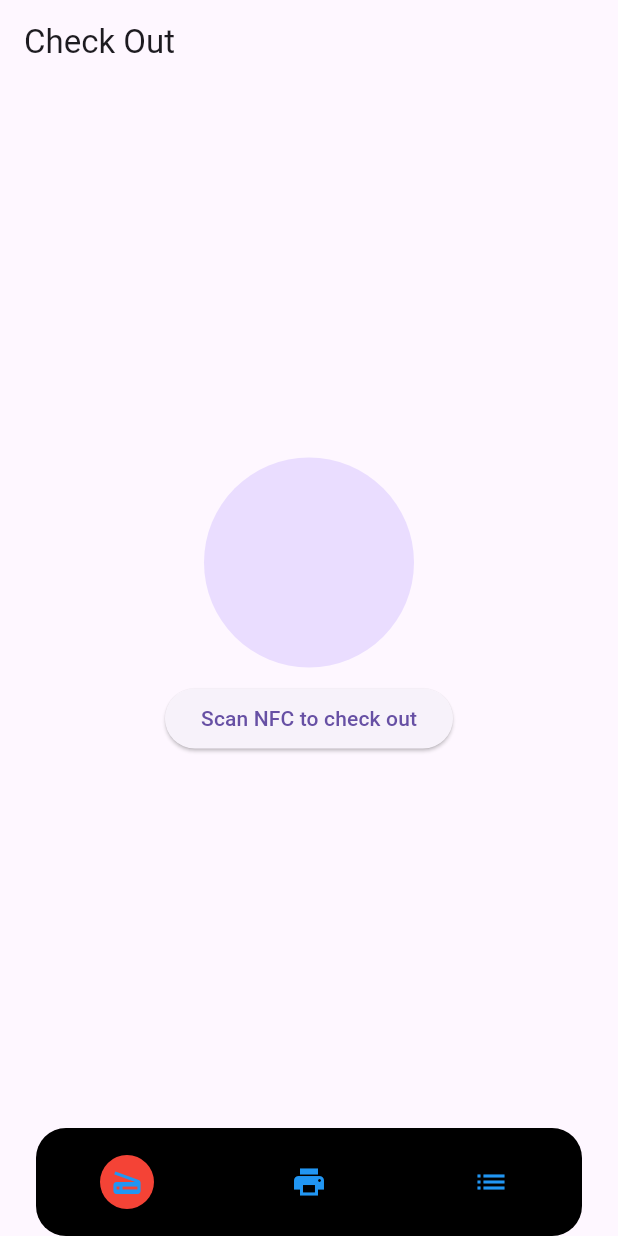
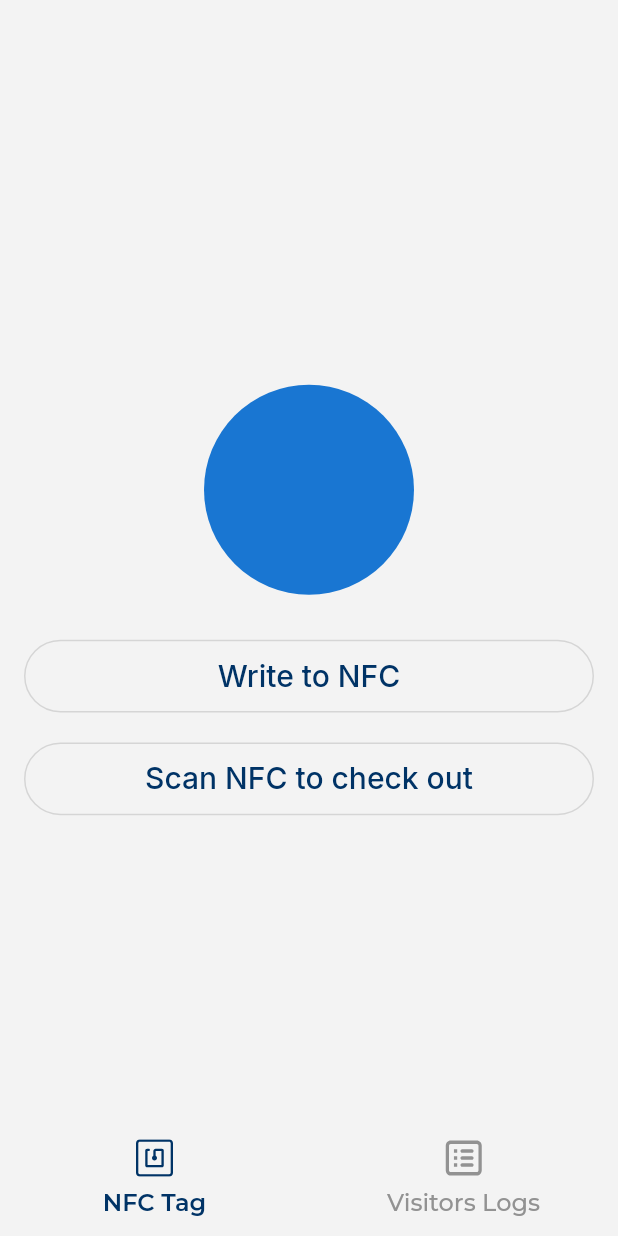
Before and after one commit to Kellytomi/HNG_CheckNGo, a Flutter app: the screen it shows after launch, on a phone screen of 412 x 824 dp. Run offline on Flutter 3.47's test engine with Material 3 defaults, Android fonts, the phone set to English and light mode, and no system bars; our stand-ins replace csv, flutter_svg, google_fonts, isar; missing offline and left inert: nfc_manager; accounts and stored records are empty; generated files the repository leaves out were written again.

Commit message:
add tab bar

```diff
--- a/lib/main.dart
+++ b/lib/main.dart
@@ -2,8 +2,9 @@ import 'package:checkngo/src/models/visitor_cache_model.dart';
 import 'package:checkngo/src/services/db_service.dart';
 import 'package:checkngo/src/services/nfc_service.dart';
 import 'package:checkngo/src/services/visitors_service.dart';
+import 'package:checkngo/src/utils/app_theme.dart';
 import 'package:checkngo/src/views/check_in_page.dart';
-import 'package:checkngo/src/views/home_page.dart';
+import 'package:checkngo/src/views/tab_page.dart';
 import 'package:checkngo/src/views/visitors_logs_page.dart';
 import 'package:checkngo/src/views/check_out_page.dart';
 import 'package:flutter/material.dart';
@@ -45,9 +46,9 @@ class MainApp extends StatelessWidget {
         ),
       ],
       child: MaterialApp(
-        home: const HomePage(),
+        theme: AppTheme.lightTheme,
+        home: const TabPage(),
         routes: {
-          '/home': (_) => const HomePage(),
           '/nfc-read': (_) => const CheckOutPage(),
           '/create-visitor': (_) => const CheckInPage(),
           '/manage-visitor': (_) => const VisitorsLogsPage(),
--- /dev/null
+++ b/lib/src/utils/app_theme.dart
@@ -0,0 +1,88 @@
+import 'package:checkngo/src/utils/colors.dart';
+import 'package:flutter/material.dart';
+import 'package:google_fonts/google_fonts.dart';
+
+class AppTheme {
+  static ThemeData get lightTheme {
+    return ThemeData(
+      useMaterial3: false,
+      scaffoldBackgroundColor: kBGColor,
+      appBarTheme: const AppBarTheme().copyWith(
+        elevation: 0.0,
+        color: kBGColor,
+        iconTheme: const IconThemeData(color: Colors.black),
+        centerTitle: true,
+        titleTextStyle: GoogleFonts.montserrat(
+          color: kFontColor1,
+          fontWeight: FontWeight.w600,
+          fontSize: 24.0,
+        ),
+      ),
+      outlinedButtonTheme: OutlinedButtonThemeData(
+        style: ButtonStyle(
+          elevation: WidgetStateProperty.all(0.0),
+          backgroundColor: WidgetStateProperty.all(Colors.transparent),
+          foregroundColor: WidgetStateProperty.all(kPrimaryColor),
+          shape: WidgetStateProperty.all(
+            RoundedRectangleBorder(
+              side: const BorderSide(color: kPrimaryColor, width: 2.0),
+              borderRadius: BorderRadius.circular(32.0),
+            ),
+            // OutlinedBorder(
+            //     borderSide: const BorderSide(color: kPrimaryColor),
+            //     borderRadius: BorderRadius.circular(32.0)),
+          ),
+          minimumSize: WidgetStateProperty.all(
+            const Size(double.infinity, 48.52),
+          ),
+          textStyle: WidgetStateProperty.all(
+            GoogleFonts.inter(
+              fontSize: 20.0,
+              color: kPrimaryColor,
+              fontWeight: FontWeight.w500,
+            ),
+          ),
+        ),
+      ),
+      elevatedButtonTheme: ElevatedButtonThemeData(
+        style: ButtonStyle(
+          elevation: WidgetStateProperty.all(0.0),
+          backgroundColor: WidgetStateProperty.all(kPrimaryColor),
+          foregroundColor: WidgetStateProperty.all(Colors.white),
+          shape: WidgetStateProperty.all(
+            RoundedRectangleBorder(borderRadius: BorderRadius.circular(32.0)),
+          ),
+          minimumSize: WidgetStateProperty.all(
+            const Size(double.infinity, 48.52),
+          ),
+          textStyle: WidgetStateProperty.all(
+            GoogleFonts.inter(
+              fontSize: 20.0,
+              color: Colors.white,
+              fontWeight: FontWeight.w500,
+            ),
+          ),
+        ),
+      ),
+      navigationBarTheme: NavigationBarThemeData(
+        elevation: 0.0,
+        backgroundColor: kBGColor,
+        indicatorColor: Colors.transparent,
+        labelTextStyle: WidgetStateTextStyle.resolveWith((state) {
+          if (state.contains(WidgetState.selected)) {
+            return GoogleFonts.montserrat(
+              fontSize: 16.0,
+              color: kPrimaryColor,
+              fontWeight: FontWeight.w600,
+            );
+          }
+          return GoogleFonts.montserrat(
+            fontSize: 16.0,
+            color: kOnSurfaceColor,
+            fontWeight: FontWeight.w500,
+          );
+        }),
+      ),
+    );
+  }
+}
--- /dev/null
+++ b/lib/src/utils/colors.dart
@@ -0,0 +1,7 @@
+import 'dart:ui';
+
+const kBGColor = Color(0xFFF3F3F3);
+const kPrimaryColor = Color(0xFF003366);
+const kSurfaceColor = Color(0xFFF2F2F2);
+const kOnSurfaceColor = Color(0xFF929292);
+const kFontColor1 = Color(0xFF191919);
--- a/lib/src/views/check_in_page.dart
+++ b/lib/src/views/check_in_page.dart
@@ -15,6 +15,7 @@ class _CheckInPageState extends State<CheckInPage> {
   late TextEditingController _nameController;
   late TextEditingController _phoneController;
   late TextEditingController _emailController;
+  late TextEditingController _visitReason;
 
   @override
   void initState() {
@@ -22,6 +23,7 @@ class _CheckInPageState extends State<CheckInPage> {
     _nameController = TextEditingController();
     _phoneController = TextEditingController();
     _emailController = TextEditingController();
+    _visitReason = TextEditingController();
   }
 
   @override
@@ -29,6 +31,7 @@ class _CheckInPageState extends State<CheckInPage> {
     _nameController.dispose();
     _phoneController.dispose();
     _emailController.dispose();
+    _visitReason.dispose();
     super.dispose();
   }
 
@@ -66,18 +69,21 @@ class _CheckInPageState extends State<CheckInPage> {
                 },
               ),
               // const SizedBox(height: 10.0),
-              // TextFormField(
-              //   controller: _emailController,
-              //   keyboardType: TextInputType.emailAddress,
-              //   decoration: const InputDecoration(labelText: 'Email'),
-              //   validator: (val) {
-              //     if (val == null || val.isEmpty) {
-              //       return 'Please enter a valid email';
-              //     }
-              //     return null;
-              //   },
-              // ),
+              TextFormField(
+                controller: _emailController,
+                keyboardType: TextInputType.emailAddress,
+                decoration:
+                    const InputDecoration(labelText: 'Email (Optional)'),
+              ),
               const SizedBox(height: 20.0),
+
+              TextFormField(
+                controller: _visitReason,
+                keyboardType: TextInputType.text,
+                decoration: const InputDecoration(
+                    labelText: 'Reason for visit (Optional)'),
+              ),
+              const SizedBox(height: 50.0),
               ElevatedButton(
                 onPressed: () async {
                   final validated = _formKey.currentState?.validate() ?? false;
@@ -89,6 +95,7 @@ class _CheckInPageState extends State<CheckInPage> {
                       name: _nameController.text,
                       phone: _phoneController.text,
                       email: _emailController.text,
+                      visitReason: _visitReason.text,
                     );
                     if (!context.mounted) return;
                     ScaffoldMessenger.of(context).showSnackBar(
--- a/lib/src/views/check_out_page.dart
+++ b/lib/src/views/check_out_page.dart
@@ -8,10 +8,9 @@ class CheckOutPage extends StatelessWidget {
 
   @override
   Widget build(BuildContext context) {
-
     return Scaffold(
       appBar: AppBar(
-        title: const Text('Check Out'),
+        // title: const Text(''),
       ),
       body: Padding(
         padding: const EdgeInsets.all(16.0),
@@ -20,8 +19,15 @@ class CheckOutPage extends StatelessWidget {
             mainAxisAlignment: MainAxisAlignment.center,
             children: [
               const CircleAvatar(radius: 70.0),
-              const SizedBox(height: 10.0),
-              ElevatedButton(
+              const SizedBox(height: 30.0),
+              OutlinedButton(
+                onPressed: () {
+                  Navigator.of(context).pushNamed('/create-visitor');
+                },
+                child: const Text('Write to NFC'),
+              ),
+              const SizedBox(height: 20.0),
+              OutlinedButton(
                 onPressed: () async {
                   try {
                     final controller = context.read<VisitorsService>();
--- a/lib/src/views/home_page.dart
+++ /dev/null
@@ -1,51 +0,0 @@
-import 'package:checkngo/src/views/check_in_page.dart';
-import 'package:checkngo/src/views/visitors_logs_page.dart';
-import 'package:checkngo/src/views/check_out_page.dart';
-import 'package:checkngo/src/views/widgets/custom_navbar.dart';
-import 'package:checkngo/src/views/widgets/nav_item.dart';
-import 'package:flutter/material.dart';
-
-class HomePage extends StatefulWidget {
-  const HomePage({super.key});
-
-  @override
-  State<HomePage> createState() => _HomePageState();
-}
-
-const _pages = [CheckOutPage(), CheckInPage(), VisitorsLogsPage()];
-
-class _HomePageState extends State<HomePage> {
-  var _currentIndex = 0;
-
-  void _goToBranch(int index) {
-    setState(() {
-      _currentIndex = index;
-    });
-  }
-
-  @override
-  Widget build(BuildContext context) {
-    return Scaffold(
-      body: _pages[_currentIndex],
-      bottomNavigationBar: SafeArea(
-        child: CustomNavBar(
-          onTabSelected: _goToBranch,
-          navItem: [
-            NavItem(
-              isActive: _currentIndex == 0,
-              icon: Icons.scanner,
-            ),
-            NavItem(
-              isActive: _currentIndex == 1,
-              icon: Icons.print,
-            ),
-            NavItem(
-              isActive: _currentIndex == 2,
-              icon: Icons.list,
-            ),
-          ],
-        ),
-      ),
-    );
-  }
-}
--- a/lib/src/views/tab_page.dart
+++ b/lib/src/views/tab_page.dart
@@ -1,10 +1,58 @@
+import 'package:checkngo/src/utils/colors.dart';
+import 'package:checkngo/src/views/check_out_page.dart';
+import 'package:checkngo/src/views/visitors_logs_page.dart';
 import 'package:flutter/material.dart';
+import 'package:flutter_svg/flutter_svg.dart';
 
-class TabPage extends StatelessWidget {
+class TabPage extends StatefulWidget {
   const TabPage({super.key});
 
   @override
+  State<TabPage> createState() => _TabPageState();
+}
+
+const _pages = [CheckOutPage(), VisitorsLogsPage()];
+
+class _TabPageState extends State<TabPage> {
+  var _currentIndex = 0;
+
+  void _onDestinationSelected(int index) {
+    setState(() {
+      _currentIndex = index;
+    });
+  }
+
+  ColorFilter _getColorFilter(bool isCurrentPage) {
+    return ColorFilter.mode(
+      isCurrentPage ? kPrimaryColor : kOnSurfaceColor,
+      BlendMode.srcIn,
+    );
+  }
+
+  @override
   Widget build(BuildContext context) {
-    return Scaffold();
+    return Scaffold(
+      body: _pages[_currentIndex],
+      bottomNavigationBar: NavigationBar(
+        selectedIndex: _currentIndex,
+        onDestinationSelected: _onDestinationSelected,
+        destinations: [
+          NavigationDestination(
+            icon: SvgPicture.asset(
+              'assets/nfc_tag_icon.svg',
+              colorFilter: _getColorFilter(_currentIndex == 0),
+            ),
+            label: 'NFC Tag',
+          ),
+          NavigationDestination(
+            icon: SvgPicture.asset(
+              'assets/visitors_logs_icon.svg',
+              colorFilter: _getColorFilter(_currentIndex == 1),
+            ),
+            label: 'Visitors Logs',
+          ),
+        ],
+      ),
+    );
   }
 }
--- a/pubspec.yaml
+++ b/pubspec.yaml
@@ -17,6 +17,8 @@ dependencies:
   path_provider: ^2.0.15
   csv: ^6.0.0
   share_plus: ^7.2.2
+  flutter_svg: ^2.0.10+1
+  google_fonts: ^6.2.1
 
 dev_dependencies:
   flutter_test:
@@ -27,3 +29,6 @@ dev_dependencies:
 
 flutter:
   uses-material-design: true
+
+  assets:
+    - "assets/"
```
Also changed, not shown: assets/nfc_tag_icon.svg (added), assets/visitors_logs_icon.svg (added), pubspec.lock, 3 other files.
